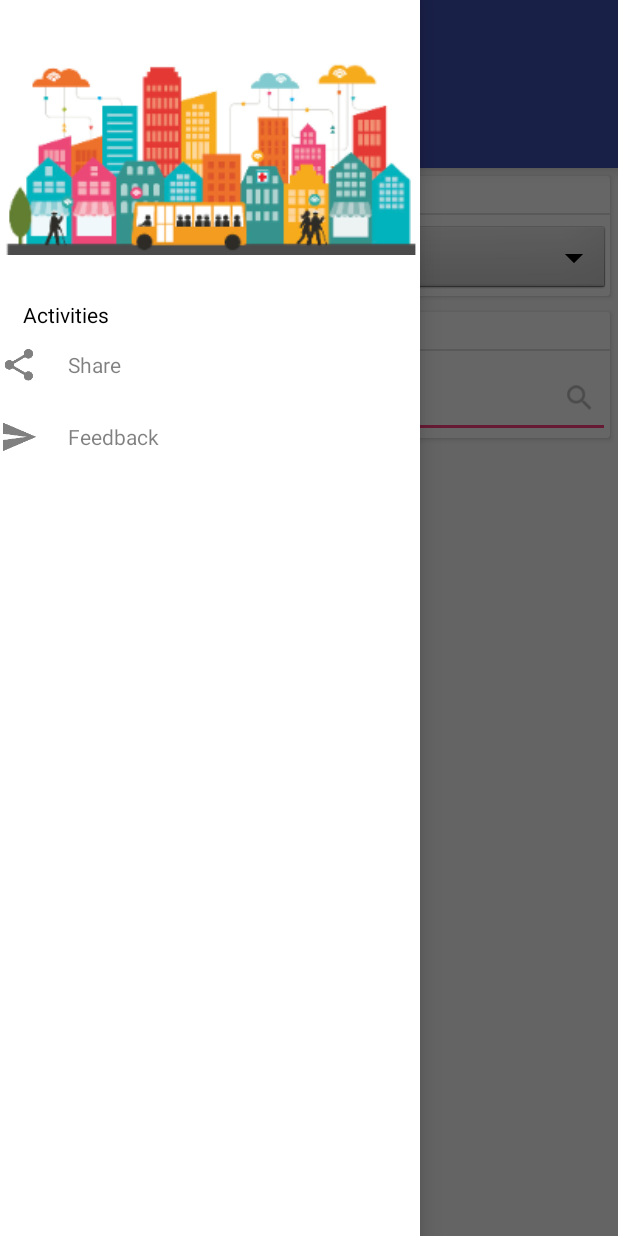
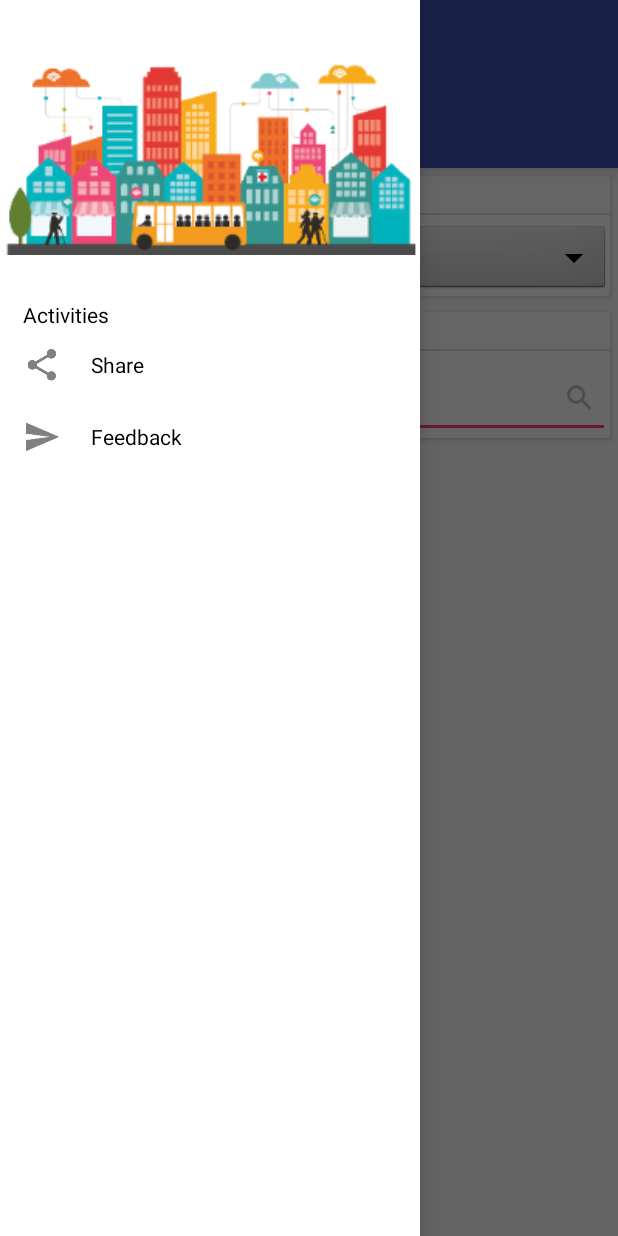
Before and after one commit to Najneen22/Tecnovonza, an Android app: the screen it shows after launch (HomeActivity), on a phone screen of 412 x 824 dp. Run offline under Robolectric (Android 15) with nearby library versions, the phone set to English and light mode, and no system bars.

Commit message:
Added left padding to item view

```diff
--- a/app/src/main/res/layout/fragment_navigation_drawer.xml
+++ b/app/src/main/res/layout/fragment_navigation_drawer.xml
@@ -24,6 +24,7 @@
     <android.support.v7.widget.RecyclerView
         android:id="@+id/navigation_drawer_list"
         android:layout_width="match_parent"
+        android:overScrollMode="never"
         android:layout_height="match_parent"/>
 
 </LinearLayout>
--- a/app/src/main/res/layout/list_item_drawer.xml
+++ b/app/src/main/res/layout/list_item_drawer.xml
@@ -3,6 +3,7 @@
     android:orientation="horizontal" android:layout_width="match_parent"
     android:layout_height="wrap_content"
     android:gravity="center_vertical"
+    android:paddingLeft="15dp"
     android:background="@android:color/white">
 
     <ImageView
@@ -16,7 +17,6 @@
         android:id="@+id/txt_navigation_title"
         android:layout_width="match_parent"
         android:layout_height="wrap_content"
-        android:alpha="0.5"
         android:textColor="@android:color/black"/>
 
 </LinearLayout>
```
